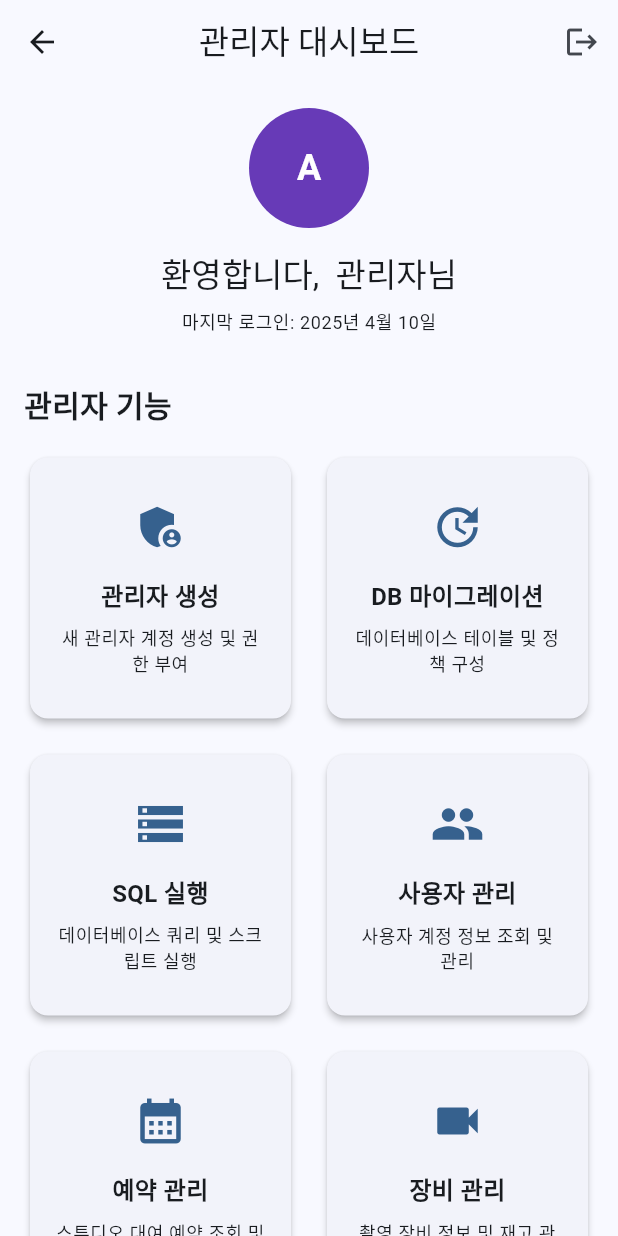
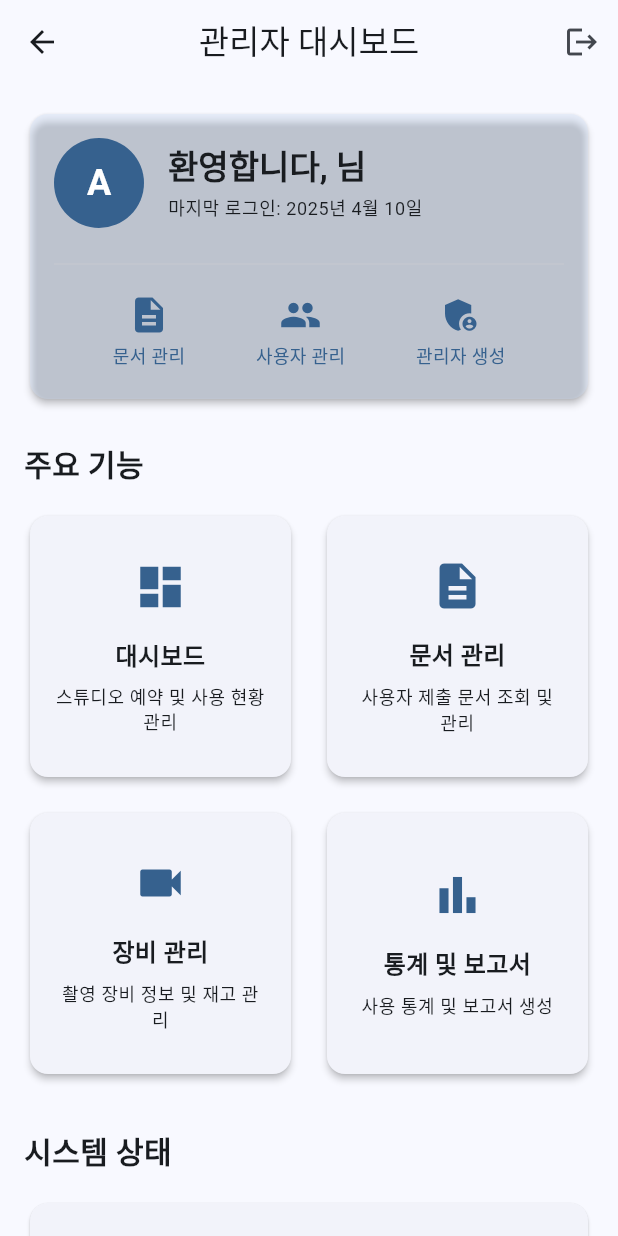
Before and after one commit to OceanGim/s_live_document_system, a Flutter app: the AdminHomeScreen screen opened by its route, on a phone screen of 412 x 824 dp. Run offline on Flutter 3.47's test engine with Material 3 defaults, Android fonts, the phone set to English and light mode, and no system bars; our stand-ins replace flutter_dotenv, flutter_riverpod, pdf, printing, signature, supabase_flutter; accounts and stored records are empty.

```diff
--- a/lib/screens/admin/admin_home_screen.dart
+++ b/lib/screens/admin/admin_home_screen.dart
@@ -24,8 +24,32 @@ class AdminHomeScreen extends ConsumerWidget {
           IconButton(
             icon: const Icon(Icons.logout),
             tooltip: '로그아웃',
-            onPressed: () {
-              ref.read(authProvider.notifier).signOut();
+            onPressed: () async {
+              final shouldLogout = await showDialog<bool>(
+                context: context,
+                builder:
+                    (context) => AlertDialog(
+                      title: const Text('로그아웃'),
+                      content: const Text('정말 로그아웃 하시겠습니까?'),
+                      actions: [
+                        TextButton(
+                          onPressed: () => Navigator.of(context).pop(false),
+                          child: const Text('취소'),
+                        ),
+                        TextButton(
+                          onPressed: () => Navigator.of(context).pop(true),
+                          child: const Text('로그아웃'),
+                        ),
+                      ],
+                    ),
+              );
+
+              if (shouldLogout == true) {
+                await ref.read(authProvider.notifier).signOut();
+                if (context.mounted) {
+                  Navigator.of(context).pushReplacementNamed('/login');
+                }
+              }
             },
           ),
         ],
@@ -36,16 +60,25 @@ class AdminHomeScreen extends ConsumerWidget {
           crossAxisAlignment: CrossAxisAlignment.start,
           children: [
             // 관리자 환영 메시지
-            if (userInfo != null) ...[
-              Center(
+            Card(
+              elevation: 2,
+              color: Theme.of(
+                context,
+              ).colorScheme.primaryContainer.withOpacity(0.3),
+              child: Padding(
+                padding: const EdgeInsets.all(16.0),
                 child: Column(
                   children: [
+                    Row(
+                      children: [
                         CircleAvatar(
-                      radius: 40,
-                      backgroundColor: Colors.deepPurple,
+                          radius: 30,
+                          backgroundColor:
+                              Theme.of(context).colorScheme.primary,
                           child: Text(
-                        userInfo.displayName.isNotEmpty
-                            ? userInfo.displayName[0].toUpperCase()
+                            userInfo != null &&
+                                    userInfo.displayName?.isNotEmpty == true
+                                ? userInfo.displayName![0].toUpperCase()
                                 : 'A',
                             style: const TextStyle(
                               fontSize: 24,
@@ -54,44 +87,57 @@ class AdminHomeScreen extends ConsumerWidget {
                             ),
                           ),
                         ),
-                    const SizedBox(height: 16),
+                        const SizedBox(width: 16),
+                        Expanded(
+                          child: Column(
+                            crossAxisAlignment: CrossAxisAlignment.start,
+                            children: [
                               Text(
-                      '환영합니다, ${userInfo.displayName} 관리자님',
-                      style: Theme.of(context).textTheme.titleLarge,
-                      textAlign: TextAlign.center,
+                                '환영합니다, ${userInfo != null ? userInfo.displayName ?? "관리자" : "관리자"}님',
+                                style: Theme.of(context).textTheme.titleLarge
+                                    ?.copyWith(fontWeight: FontWeight.bold),
                               ),
-                    const SizedBox(height: 8),
+                              const SizedBox(height: 4),
                               Text(
-                      '마지막 로그인: ${userInfo.lastSignedIn != null ? '${userInfo.lastSignedIn!.year}년 ${userInfo.lastSignedIn!.month}월 ${userInfo.lastSignedIn!.day}일' : '정보 없음'}',
+                                '마지막 로그인: ${userInfo?.lastSignedIn != null ? '${userInfo!.lastSignedIn!.year}년 ${userInfo.lastSignedIn!.month}월 ${userInfo.lastSignedIn!.day}일' : '정보 없음'}',
                                 style: Theme.of(context).textTheme.bodySmall,
                               ),
                             ],
                           ),
                         ),
-              const SizedBox(height: 32),
                       ],
-
-            // 관리 메뉴 섹션
-            const Text(
-              '관리자 기능',
-              style: TextStyle(fontSize: 20, fontWeight: FontWeight.bold),
                     ),
                     const SizedBox(height: 16),
-
-            // 관리 메뉴 그리드
-            GridView.count(
-              crossAxisCount: 2,
-              shrinkWrap: true,
-              physics: const NeverScrollableScrollPhysics(),
-              mainAxisSpacing: 16,
-              crossAxisSpacing: 16,
+                    const Divider(),
+                    const SizedBox(height: 8),
+                    Row(
+                      mainAxisAlignment: MainAxisAlignment.spaceEvenly,
                       children: [
-                // 관리자 생성 메뉴
-                _buildMenuCard(
+                        _buildQuickAccessButton(
+                          context,
+                          icon: Icons.description,
+                          label: '문서 관리',
+                          onTap:
+                              () => Navigator.of(
+                                context,
+                              ).pushNamed('/admin/documents'),
+                        ),
+                        _buildQuickAccessButton(
+                          context,
+                          icon: Icons.people,
+                          label: '사용자 관리',
+                          onTap: () {
+                            Navigator.of(context).push(
+                              MaterialPageRoute(
+                                builder: (context) => const UserListScreen(),
+                              ),
+                            );
+                          },
+                        ),
+                        _buildQuickAccessButton(
                           context,
                           icon: Icons.admin_panel_settings,
-                  title: '관리자 생성',
-                  description: '새 관리자 계정 생성 및 권한 부여',
+                          label: '관리자 생성',
                           onTap: () {
                             Navigator.of(context).push(
                               MaterialPageRoute(
@@ -100,59 +146,47 @@ class AdminHomeScreen extends ConsumerWidget {
                             );
                           },
                         ),
-                // 데이터베이스 마이그레이션 메뉴
+                      ],
+                    ),
+                  ],
+                ),
+              ),
+            ),
+            const SizedBox(height: 24),
+
+            // 주요 기능 메뉴
+            const Text(
+              '주요 기능',
+              style: TextStyle(fontSize: 20, fontWeight: FontWeight.bold),
+            ),
+            const SizedBox(height: 16),
+
+            // 주요 기능 그리드
+            GridView.count(
+              crossAxisCount: 2, // 2열로 변경
+              shrinkWrap: true,
+              physics: const NeverScrollableScrollPhysics(),
+              mainAxisSpacing: 16,
+              crossAxisSpacing: 16,
+              children: [
+                // 대시보드 메뉴
                 _buildMenuCard(
                   context,
-                  icon: Icons.update,
-                  title: 'DB 마이그레이션',
-                  description: '데이터베이스 테이블 및 정책 구성',
+                  icon: Icons.dashboard,
+                  title: '대시보드',
+                  description: '스튜디오 예약 및 사용 현황 관리',
                   onTap: () {
-                    Navigator.of(context).push(
-                      MaterialPageRoute(
-                        builder: (context) => const DatabaseMigrationScreen(),
-                      ),
-                    );
+                    Navigator.of(context).pushNamed('/admin/dashboard');
                   },
                 ),
-                // SQL 실행 메뉴
+                // 문서 관리 메뉴
                 _buildMenuCard(
                   context,
-                  icon: Icons.storage,
-                  title: 'SQL 실행',
-                  description: '데이터베이스 쿼리 및 스크립트 실행',
+                  icon: Icons.description,
+                  title: '문서 관리',
+                  description: '사용자 제출 문서 조회 및 관리',
                   onTap: () {
-                    Navigator.of(context).push(
-                      MaterialPageRoute(
-                        builder: (context) => const SqlExecutorScreen(),
-                      ),
-                    );
-                  },
-                ),
-                // 사용자 관리 메뉴
-                _buildMenuCard(
-                  context,
-                  icon: Icons.people,
-                  title: '사용자 관리',
-                  description: '사용자 계정 정보 조회 및 관리',
-                  onTap: () {
-                    Navigator.of(context).push(
-                      MaterialPageRoute(
-                        builder: (context) => const UserListScreen(),
-                      ),
-                    );
-                  },
-                ),
-                // 예약 관리 메뉴
-                _buildMenuCard(
-                  context,
-                  icon: Icons.calendar_month,
-                  title: '예약 관리',
-                  description: '스튜디오 대여 예약 조회 및 관리',
-                  onTap: () {
-                    // TODO: 예약 관리 화면으로 이동
-                    ScaffoldMessenger.of(context).showSnackBar(
-                      const SnackBar(content: Text('예약 관리 기능은 아직 구현되지 않았습니다.')),
-                    );
+                    Navigator.of(context).pushNamed('/admin/documents');
                   },
                 ),
                 // 장비 관리 메뉴
@@ -286,4 +320,34 @@ class AdminHomeScreen extends ConsumerWidget {
     final asyncUsers = await ref.read(allUsersProvider.future);
     return asyncUsers.length;
   }
+
+  /// 빠른 접근 버튼 위젯
+  Widget _buildQuickAccessButton(
+    BuildContext context, {
+    required IconData icon,
+    required String label,
+    required VoidCallback onTap,
+  }) {
+    return InkWell(
+      onTap: onTap,
+      borderRadius: BorderRadius.circular(8),
+      child: Padding(
+        padding: const EdgeInsets.symmetric(horizontal: 8, vertical: 4),
+        child: Column(
+          mainAxisSize: MainAxisSize.min,
+          children: [
+            Icon(icon, size: 28, color: Theme.of(context).colorScheme.primary),
+            const SizedBox(height: 4),
+            Text(
+              label,
+              style: TextStyle(
+                fontSize: 12,
+                color: Theme.of(context).colorScheme.primary,
+              ),
+            ),
+          ],
+        ),
+      ),
+    );
   }
+}
```
Also changed, not shown: lib/models/user_model.dart (+187 -81 lines), lib/providers/user_provider.dart (+85 -22 lines), lib/screens/admin/user_detail_screen.dart (+15 -13 lines), lib/screens/admin/user_list_screen.dart (+22 -12 lines), lib/screens/user/profile_screen.dart (+29 -12 lines), 2 other files. Lines whose indentation alone changed are shown as unchanged.
